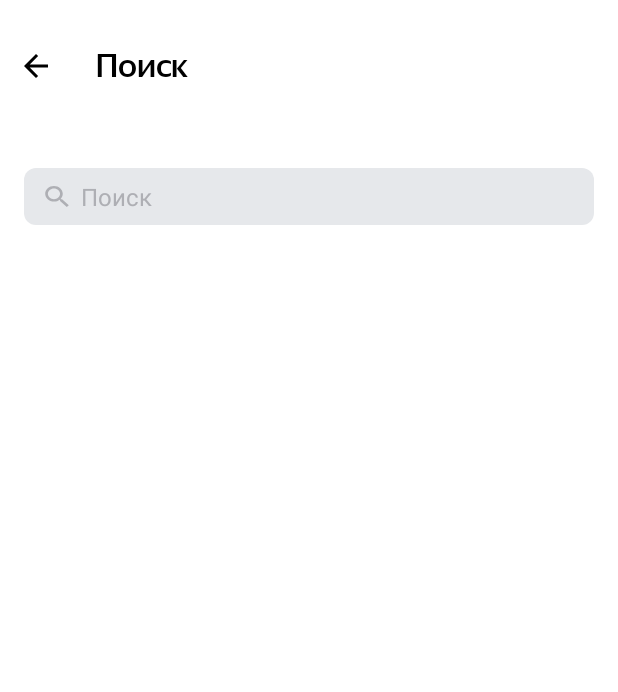
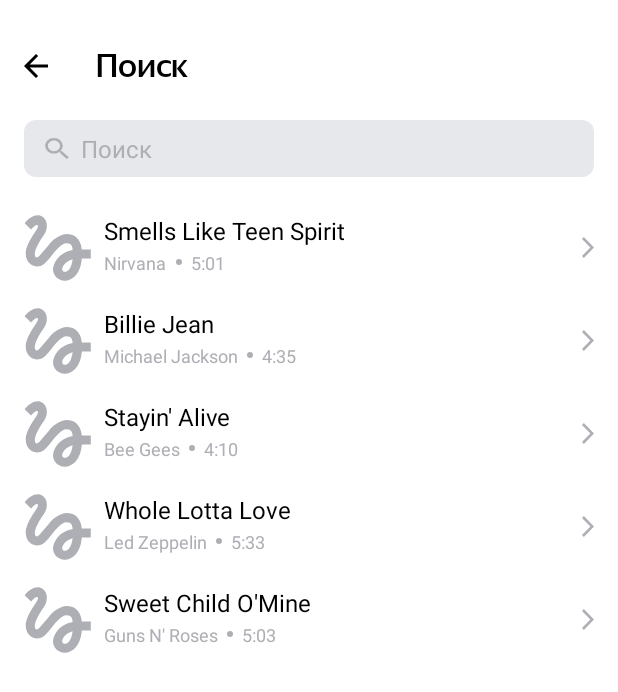
Before and after one commit to MrKoTera/PlaylistMaker, an Android app: the SearchActivity screen opened directly, with no data from a screen before it, on a phone screen of 412 x 824 dp. Shown: the top 692 px of the screen. Run offline under Robolectric (Android 15) with nearby library versions, the phone set to English and light mode, and no system bars; pictures from the network do not load.

Commit message:
Работа над поиском

```diff
--- a/app/build.gradle.kts
+++ b/app/build.gradle.kts
@@ -1,6 +1,7 @@
 plugins {
     alias(libs.plugins.android.application)
     alias(libs.plugins.jetbrains.kotlin.android)
+    kotlin("kapt")
 }
 
 android {
@@ -36,7 +37,8 @@ android {
 }
 
 dependencies {
-
+    implementation("com.github.bumptech.glide:glide:4.14.2")
+    kapt("com.github.bumptech.glide:compiler:4.14.2")
     implementation(libs.androidx.core.ktx)
     implementation(libs.androidx.appcompat)
     implementation(libs.material)
--- a/app/src/main/AndroidManifest.xml
+++ b/app/src/main/AndroidManifest.xml
@@ -16,6 +16,8 @@
             <data android:scheme="https" />
         </intent>
     </queries>
+
+    <uses-permission android:name="android.permission.INTERNET" />
 
     <application
         android:allowBackup="true"
@@ -52,7 +54,7 @@
 
         <activity
             android:name=".SearchActivity"
-            android:theme="@style/SettingsActivityTheme"
+            android:theme="@style/SearchActivityTheme"
             android:exported="true">
         </activity>
     </application>
--- a/app/src/main/java/com/example/playlistmaker/SearchActivity.kt
+++ b/app/src/main/java/com/example/playlistmaker/SearchActivity.kt
@@ -7,12 +7,16 @@ import android.view.View
 import android.view.inputmethod.InputMethodManager
 import android.widget.EditText
 import android.widget.ImageView
-import android.widget.TextView
 import androidx.appcompat.app.AppCompatActivity
+import androidx.recyclerview.widget.LinearLayoutManager
+import androidx.recyclerview.widget.RecyclerView
 
 class SearchActivity : AppCompatActivity() {
     private lateinit var searchEditText: EditText
     private lateinit var clearSearchButton: ImageView
+    private lateinit var recyclerView: RecyclerView
+    private lateinit var trackAdapter: TrackAdapter
+    private val trackList = ArrayList<Track>()
 
     private var searchText: String = ""
 
@@ -27,6 +31,7 @@ class SearchActivity : AppCompatActivity() {
         val backButton = findViewById<ImageView>(R.id.backSearch)
         searchEditText = findViewById(R.id.searchEditText)
         clearSearchButton = findViewById(R.id.clearSearch)
+        recyclerView = findViewById(R.id.recyclerView)
 
         if (savedInstanceState != null) {
             searchText = savedInstanceState.getString(KEY_SEARCH_TEXT, "")
@@ -53,6 +58,55 @@ class SearchActivity : AppCompatActivity() {
             clearSearchButton.visibility = View.GONE
             hideKeyboard()
         }
+
+        initializeTrackList()
+
+        recyclerView.layoutManager = LinearLayoutManager(this)
+        trackAdapter = TrackAdapter(trackList)
+        recyclerView.adapter = trackAdapter
+    }
+
+    private fun initializeTrackList() {
+        trackList.add(
+            Track(
+                trackName = "Smells Like Teen Spirit",
+                artistName = "Nirvana",
+                trackTime = "5:01",
+                artworkUrl100 = "https://is5-ssl.mzstatic.com/image/thumb/Music115/v4/7b/58/c2/7b58c21a-2b51-2bb2-e59a-9bb9b96ad8c3/00602567924166.rgb.jpg/100x100bb.jpg"
+            )
+        )
+        trackList.add(
+            Track(
+                trackName = "Billie Jean",
+                artistName = "Michael Jackson",
+                trackTime = "4:35",
+                artworkUrl100 = "https://is5-ssl.mzstatic.com/image/thumb/Music125/v4/3d/9d/38/3d9d3811-71f0-3a0e-1ada-3004e56ff852/827969428726.jpg/100x100bb.jpg"
+            )
+        )
+        trackList.add(
+            Track(
+                trackName = "Stayin' Alive",
+                artistName = "Bee Gees",
+                trackTime = "4:10",
+                artworkUrl100 = "https://is4-ssl.mzstatic.com/image/thumb/Music115/v4/1f/80/1f/1f801fc1-8c0f-ea3e-d3e5-387c6619619e/16UMGIM86640.rgb.jpg/100x100bb.jpg"
+            )
+        )
+        trackList.add(
+            Track(
+                trackName = "Whole Lotta Love",
+                artistName = "Led Zeppelin",
+                trackTime = "5:33",
+                artworkUrl100 = "https://is2-ssl.mzstatic.com/image/thumb/Music62/v4/7e/17/e3/7e17e33f-2efa-2a36-e916-7f808576cf6b/mzm.fyigqcbs.jpg/100x100bb.jpg"
+            )
+        )
+        trackList.add(
+            Track(
+                trackName = "Sweet Child O'Mine",
+                artistName = "Guns N' Roses",
+                trackTime = "5:03",
+                artworkUrl100 = "https://is5-ssl.mzstatic.com/image/thumb/Music125/v4/a0/4d/c4/a04dc484-03cc-02aa-fa82-5334fcb4bc16/18UMGIM24878.rgb.jpg/100x100bb.jpg"
+            )
+        )
     }
 
     override fun onSaveInstanceState(outState: Bundle) {
--- /dev/null
+++ b/app/src/main/java/com/example/playlistmaker/Track.kt
@@ -0,0 +1,8 @@
+package com.example.playlistmaker
+
+data class Track (
+    val trackName: String,
+    val artistName : String,
+    val trackTime : String,
+    val artworkUrl100 : String
+)
--- /dev/null
+++ b/app/src/main/java/com/example/playlistmaker/TrackAdapter.kt
@@ -0,0 +1,17 @@
+package com.example.playlistmaker
+
+import android.view.ViewGroup
+import androidx.recyclerview.widget.RecyclerView
+
+class TrackAdapter(private val tracks: List<Track>) : RecyclerView.Adapter<TrackViewHolder>() {
+
+    override fun onCreateViewHolder(parent: ViewGroup, viewType: Int): TrackViewHolder {
+        return TrackViewHolder(parent)
+    }
+
+    override fun getItemCount(): Int = tracks.size
+
+    override fun onBindViewHolder(holder: TrackViewHolder, position: Int) {
+        holder.bind(tracks[position])
+    }
+}
--- /dev/null
+++ b/app/src/main/java/com/example/playlistmaker/TrackViewHolder.kt
@@ -0,0 +1,35 @@
+package com.example.playlistmaker
+
+import android.view.LayoutInflater
+import android.view.ViewGroup
+import android.widget.ImageView
+import android.widget.TextView
+import androidx.recyclerview.widget.RecyclerView
+import com.bumptech.glide.Glide
+import com.bumptech.glide.load.resource.bitmap.CenterCrop
+import com.bumptech.glide.load.resource.bitmap.RoundedCorners
+
+class TrackViewHolder(parent: ViewGroup) : RecyclerView.ViewHolder(
+    LayoutInflater.from(parent.context).inflate(R.layout.item_track, parent, false)
+) {
+    companion object {
+        private const val RADIUS = 8 // Радиус для обложки
+    }
+
+    private val trackImage: ImageView = itemView.findViewById(R.id.trackImage)
+    private val trackName: TextView = itemView.findViewById(R.id.trackName)
+    private val artistName: TextView = itemView.findViewById(R.id.artistName)
+    private val trackTime: TextView = itemView.findViewById(R.id.trackTime)
+
+    fun bind(track: Track) {
+        trackName.text = track.trackName
+        artistName.text = track.artistName
+        trackTime.text = track.trackTime
+
+        Glide.with(itemView)
+            .load(track.artworkUrl100)
+            .placeholder(R.drawable.placeholder)
+            .transform(CenterCrop(), RoundedCorners(RADIUS))
+            .into(trackImage)
+    }
+}
--- /dev/null
+++ b/app/src/main/res/drawable/dot_vector.xml
@@ -0,0 +1,9 @@
+<vector xmlns:android="http://schemas.android.com/apk/res/android"
+    android:width="3dp"
+    android:height="3dp"
+    android:viewportWidth="3"
+    android:viewportHeight="3">
+  <path
+      android:pathData="M1.5,1.5m-1.5,0a1.5,1.5 0,1 1,3 0a1.5,1.5 0,1 1,-3 0"
+      android:fillColor="#AEAFB4"/>
+</vector>
--- /dev/null
+++ b/app/src/main/res/drawable/placeholder.xml
@@ -0,0 +1,9 @@
+<vector xmlns:android="http://schemas.android.com/apk/res/android"
+    android:width="35dp"
+    android:height="35dp"
+    android:viewportWidth="35"
+    android:viewportHeight="35">
+  <path
+      android:pathData="M3.606,7.919C4.919,6.588 6.231,5.387 6.813,5.631C7.75,6.006 6.813,7.563 6.25,8.481C5.781,9.269 0.888,15.775 0.888,20.313C0.888,22.712 1.788,24.7 3.4,25.9C4.806,26.95 6.663,27.269 8.35,26.763C10.356,26.181 12.006,24.138 14.087,21.569C16.356,18.775 19.394,15.119 21.737,15.119C24.794,15.119 24.831,17.013 25.038,18.475C17.95,19.675 14.95,25.356 14.95,28.544C14.95,31.731 17.65,34.338 20.969,34.338C24.025,34.338 29.013,31.844 29.763,22.9H34.375V18.212H29.744C29.462,15.119 27.7,10.337 22.188,10.337C17.969,10.337 14.35,13.919 12.925,15.663C11.837,17.031 9.063,20.313 8.631,20.763C8.163,21.325 7.356,22.337 6.55,22.337C5.706,22.337 5.2,20.781 5.875,18.737C6.531,16.694 8.5,13.375 9.344,12.137C10.806,10 11.781,8.538 11.781,5.988C11.781,1.919 8.706,0.625 7.075,0.625C4.6,0.625 2.444,2.5 1.975,2.969C1.3,3.644 0.738,4.206 0.325,4.713L3.606,7.919ZM21.025,29.781C20.444,29.781 19.638,29.294 19.638,28.431C19.638,27.306 21.006,24.306 25.019,23.256C24.456,28.3 22.337,29.781 21.025,29.781Z"
+      android:fillColor="#AEAFB4"/>
+</vector>
--- /dev/null
+++ b/app/src/main/res/drawable/right_arrow.xml
@@ -0,0 +1,9 @@
+<vector xmlns:android="http://schemas.android.com/apk/res/android"
+    android:width="8dp"
+    android:height="14dp"
+    android:viewportWidth="8"
+    android:viewportHeight="14">
+  <path
+      android:pathData="M0,12.748L1.213,14L8,7L1.213,0L0,1.252L5.573,7L0,12.748Z"
+      android:fillColor="#AEAFB4"/>
+</vector>
--- a/app/src/main/res/layout/activity_search.xml
+++ b/app/src/main/res/layout/activity_search.xml
@@ -10,7 +10,7 @@
     tools:context=".SearchActivity">
 
     <LinearLayout
-        style="@style/BackButtonWithTitle">
+        style="@style/BackButtonWithTitleSearch">
 
         <ImageView
             android:id="@+id/backSearch"
@@ -29,14 +29,14 @@
     <FrameLayout
         android:layout_width="match_parent"
         android:layout_height="wrap_content"
-        android:layout_marginTop="16dp">
+        android:layout_marginTop="8dp">
 
         <EditText
             android:id="@+id/searchEditText"
             android:layout_width="match_parent"
             android:layout_height="wrap_content"
             android:paddingEnd="32dp"
-            android:textColor="@color/search_input_text"
+            android:textColor="@color/search_input_search"
             android:textColorHint="@color/search_input_text"
             android:textSize="16sp"
             android:padding="8dp"
@@ -62,4 +62,11 @@
             android:clickable="true"
             android:focusable="false" />
     </FrameLayout>
+    <androidx.recyclerview.widget.RecyclerView
+        android:id="@+id/recyclerView"
+        android:layout_width="match_parent"
+        android:layout_height="0dp"
+        android:layout_weight="1"
+        android:layout_marginTop="16dp"
+        android:clipToPadding="false" />
 </LinearLayout>
--- /dev/null
+++ b/app/src/main/res/layout/item_track.xml
@@ -0,0 +1,83 @@
+<?xml version="1.0" encoding="utf-8"?>
+<androidx.constraintlayout.widget.ConstraintLayout
+    xmlns:android="http://schemas.android.com/apk/res/android"
+    xmlns:app="http://schemas.android.com/apk/res-auto"
+    android:layout_width="match_parent"
+    android:layout_height="wrap_content"
+    android:minHeight="62dp"
+    android:background="@color/background_search">
+
+    <ImageView
+        android:id="@+id/trackImage"
+        android:layout_width="45dp"
+        android:layout_height="45dp"
+        android:scaleType="centerCrop"
+        app:layout_constraintStart_toStartOf="parent"
+        app:layout_constraintTop_toTopOf="parent"
+        app:layout_constraintBottom_toBottomOf="parent" />
+
+    <TextView
+        android:id="@+id/trackName"
+        android:layout_width="0dp"
+        android:layout_height="wrap_content"
+        android:textSize="16sp"
+        android:textColor="?attr/colorOnPrimary"
+        android:maxLines="1"
+        android:ellipsize="end"
+        app:layout_constraintStart_toEndOf="@id/trackImage"
+        app:layout_constraintTop_toTopOf="@id/trackImage"
+        app:layout_constraintEnd_toStartOf="@id/backArrow"
+        android:layout_marginStart="8dp"
+        android:layout_marginEnd="16dp"/>
+
+    <LinearLayout
+        android:id="@+id/artistTimeLayout"
+        android:layout_width="0dp"
+        android:layout_height="wrap_content"
+        android:orientation="horizontal"
+        android:gravity="center_vertical"
+        app:layout_constraintStart_toStartOf="@id/trackName"
+        app:layout_constraintTop_toBottomOf="@id/trackName"
+        app:layout_constraintEnd_toStartOf="@id/backArrow"
+        android:layout_marginTop="2dp"
+        android:layout_marginEnd="16dp">
+
+        <TextView
+            android:id="@+id/artistName"
+            android:layout_width="wrap_content"
+            android:layout_height="wrap_content"
+            android:textSize="12sp"
+            android:textColor="?attr/colorOnSecondary"
+            android:maxLines="1"
+            android:ellipsize="end"/>
+
+        <ImageView
+            android:id="@+id/dotImage"
+            android:layout_width="4dp"
+            android:layout_height="4dp"
+            android:src="@drawable/dot_vector"
+            android:layout_marginStart="6dp"
+            android:layout_marginEnd="6dp"
+            app:tint="?attr/colorOnSecondary" />
+
+        <TextView
+            android:id="@+id/trackTime"
+            android:layout_width="wrap_content"
+            android:layout_height="wrap_content"
+            android:textSize="12sp"
+            android:textColor="?attr/colorOnSecondary"
+            android:maxLines="1"
+            android:ellipsize="end"/>
+
+    </LinearLayout>
+
+    <ImageView
+        android:id="@+id/backArrow"
+        android:layout_width="8dp"
+        android:layout_height="14dp"
+        android:src="@drawable/right_arrow"
+        app:tint="?attr/colorOnSecondary"
+        app:layout_constraintEnd_toEndOf="parent"
+        app:layout_constraintTop_toTopOf="parent"
+        app:layout_constraintBottom_toBottomOf="parent" />
+</androidx.constraintlayout.widget.ConstraintLayout>
--- a/app/src/main/res/values-night/colors.xml
+++ b/app/src/main/res/values-night/colors.xml
@@ -2,6 +2,7 @@
 <resources>
     <color name="background_primary">#448aff</color>
     <color name="background_night">#000000</color>
+
 
     <color name="white">#ffffff</color>
     <color name="black">#000000</color>
@@ -13,4 +14,7 @@
 
     <color name="search_input">#FFFFFF</color>
     <color name="search_input_text">#1A1B22</color>
+
+    <color name="background_search">#1A1B22</color>
+    <color name="subtitle_item_search">#ffffff</color>
 </resources>
--- a/app/src/main/res/values-night/themes.xml
+++ b/app/src/main/res/values-night/themes.xml
@@ -12,4 +12,10 @@
         <item name="colorOnPrimary">@color/white</item>
     </style>
 
+    <style name="SearchActivityTheme" parent="Base.Theme.PlaylistMaker">
+        <item name="android:background">@color/background_search</item>
+        <item name="colorOnPrimary">@color/white</item>
+        <item name="colorOnSecondary">@color/subtitle_item_search</item>
+    </style>
+
 </resources>
--- a/app/src/main/res/values/colors.xml
+++ b/app/src/main/res/values/colors.xml
@@ -13,5 +13,9 @@
 
     <color name="search_input">#E6E8EB</color>
     <color name="search_input_text">#AEAFB4</color>
+    <color name="search_input_search">#1A1B22</color>
     <color name="search_cursor">#3772E7</color>
+
+    <color name="background_search">#ffffff</color>
+    <color name="subtitle_item_search">#AEAFB4</color>
 </resources>
--- a/app/src/main/res/values/styles.xml
+++ b/app/src/main/res/values/styles.xml
@@ -10,6 +10,14 @@
         <item name="android:orientation">horizontal</item>
         <item name="android:gravity">center_vertical</item>
         <item name="android:layout_marginBottom">24dp</item>
+        <item name="android:textColor">?attr/colorOnPrimary</item>
+    </style>
+
+    <style name="BackButtonWithTitleSearch">
+        <item name="android:layout_width">match_parent</item>
+        <item name="android:layout_height">56dp</item>
+        <item name="android:orientation">horizontal</item>
+        <item name="android:gravity">center_vertical</item>
         <item name="android:textColor">?attr/colorOnPrimary</item>
     </style>
 
--- a/app/src/main/res/values/themes.xml
+++ b/app/src/main/res/values/themes.xml
@@ -12,6 +12,12 @@
         <item name="colorOnPrimary">@color/black</item>
     </style>
 
+    <style name="SearchActivityTheme" parent="Base.Theme.PlaylistMaker">
+        <item name="android:background">@color/background_search</item>
+        <item name="colorOnPrimary">@color/black</item>
+        <item name="colorOnSecondary">@color/subtitle_item_search</item>
+    </style>
+
 
     <style name="Theme.PlaylistMaker" parent="Base.Theme.PlaylistMaker" />
 </resources>
```
